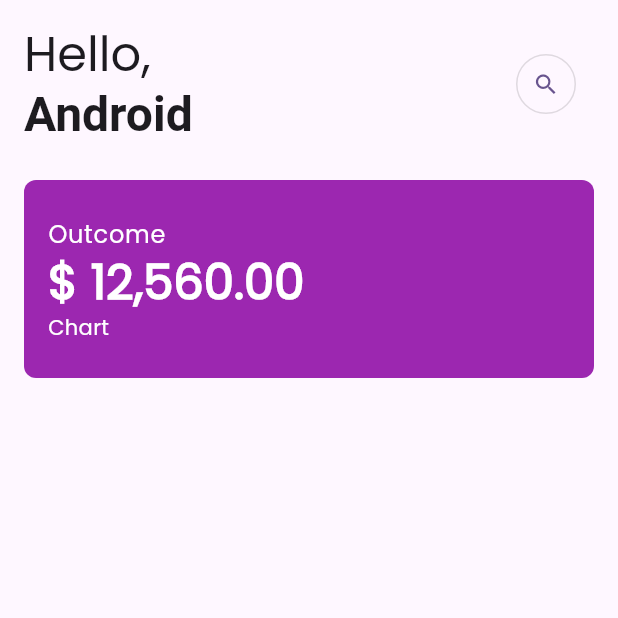
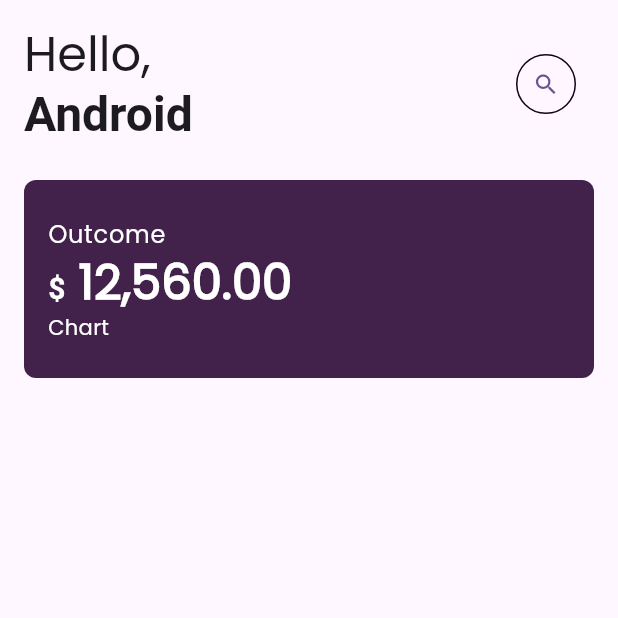
Before and after one commit to harundemir918/expense_tracker_flutter, a Flutter app: the screen it shows after launch, on a phone screen of 412 x 824 dp, the top half of it. Run offline on Flutter 3.47's test engine with Material 3 defaults, Android fonts, the phone set to English and light mode, and no system bars.

Commit message:
refactor: get colors from app_colors.dart

```diff
--- /dev/null
+++ b/lib/core/theme/app_colors.dart
@@ -0,0 +1,11 @@
+import 'package:flutter/material.dart';
+
+class AppColors {
+  static Color whiteColor = const Color(0xFFFFFFFF);
+  static Color lightPurpleColor = const Color(0xFF8F659A);
+  static Color darkPurpleColor = const Color(0xFF42224A);
+  static Color lightOrangeColor = const Color(0xFFEF8767);
+  static Color greyColor = const Color(0xFFF7F4F7);
+  static Color blackColor = const Color(0xFF120216);
+  static Color transparentColor = Colors.transparent;
+}
--- a/lib/features/home/presentation/widgets/home_outcome.dart
+++ b/lib/features/home/presentation/widgets/home_outcome.dart
@@ -1,3 +1,4 @@
+import 'package:expense_tracker/core/theme/app_colors.dart';
 import 'package:expense_tracker/features/home/presentation/widgets/home_outcome_chart.dart';
 import 'package:expense_tracker/features/home/presentation/widgets/home_outcome_title.dart';
 import 'package:expense_tracker/features/home/presentation/widgets/home_outcome_total.dart';
@@ -20,7 +21,7 @@
         vertical: 24.0,
       ),
       decoration: BoxDecoration(
-        color: Colors.purple,
+        color: AppColors.darkPurpleColor,
         borderRadius: BorderRadius.circular(8.0),
       ),
       child: const Column(
--- a/lib/features/home/presentation/widgets/home_outcome_chart.dart
+++ b/lib/features/home/presentation/widgets/home_outcome_chart.dart
@@ -1,3 +1,4 @@
+import 'package:expense_tracker/core/theme/app_colors.dart';
 import 'package:flutter/material.dart';
 
 class HomeOutcomeChart extends StatelessWidget {
@@ -7,10 +8,10 @@
 
   @override
   Widget build(BuildContext context) {
-    return const Text(
+    return Text(
       'Chart',
       style: TextStyle(
-        color: Colors.white,
+        color: AppColors.whiteColor,
       ),
     );
   }
--- a/lib/features/home/presentation/widgets/home_outcome_title.dart
+++ b/lib/features/home/presentation/widgets/home_outcome_title.dart
@@ -1,3 +1,4 @@
+import 'package:expense_tracker/core/theme/app_colors.dart';
 import 'package:flutter/material.dart';
 
 class HomeOutcomeTitle extends StatelessWidget {
@@ -10,7 +11,7 @@
     return Text(
       'Outcome',
       style: Theme.of(context).textTheme.bodyLarge?.copyWith(
-            color: Colors.white,
+            color: AppColors.whiteColor,
           ),
     );
   }
--- a/lib/features/home/presentation/widgets/home_outcome_total.dart
+++ b/lib/features/home/presentation/widgets/home_outcome_total.dart
@@ -1,3 +1,4 @@
+import 'package:expense_tracker/core/theme/app_colors.dart';
 import 'package:flutter/material.dart';
 
 class HomeOutcomeTotal extends StatelessWidget {
@@ -7,12 +8,24 @@
 
   @override
   Widget build(BuildContext context) {
-    return Text(
-      '\$ 12,560.00',
-      style: Theme.of(context).textTheme.headlineLarge?.copyWith(
-            color: Colors.white,
-            fontWeight: FontWeight.bold,
+    return Text.rich(
+      TextSpan(
+        text: '\$',
+        style: TextStyle(
+          fontSize: 20,
+          color: AppColors.whiteColor,
+          fontWeight: FontWeight.bold,
+        ),
+        children: [
+          TextSpan(
+            text: ' 12,560.00',
+            style: Theme.of(context).textTheme.headlineLarge?.copyWith(
+                  color: AppColors.whiteColor,
+                  fontWeight: FontWeight.bold,
+                ),
           ),
+        ],
+      ),
     );
   }
 }
--- a/lib/features/home/presentation/widgets/home_search_button.dart
+++ b/lib/features/home/presentation/widgets/home_search_button.dart
@@ -1,3 +1,4 @@
+import 'package:expense_tracker/core/theme/app_colors.dart';
 import 'package:flutter/material.dart';
 
 class HomeSearchButton extends StatelessWidget {
@@ -8,9 +9,9 @@
     return TextButton(
       onPressed: () {},
       style: TextButton.styleFrom(
-        side: const BorderSide(
+        side: BorderSide(
           width: 1,
-          color: Colors.black12,
+          color: AppColors.blackColor,
         ),
         shape: const CircleBorder(),
       ),
```
